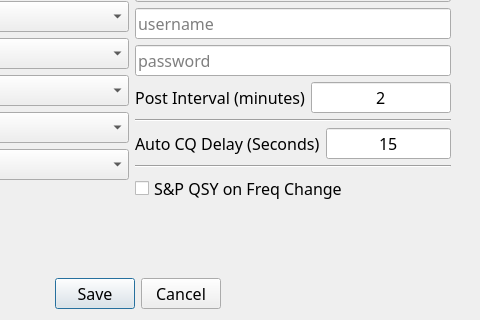
mbridak/not1mm, file not1mm/data/configuration.ui: the form before one commit; both pictures show x 204 to 684 and y 179 to 499 of the 684 by 499 pixel window.
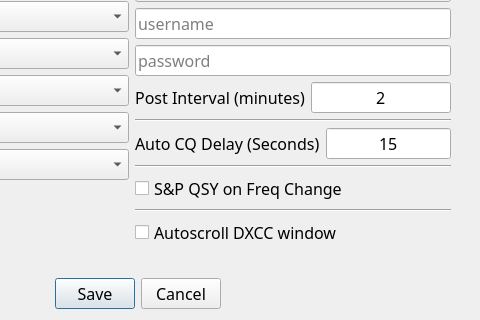
The form after the commit. The open tabs and pages were chosen to show the change.

Commit message: Add autoscroll option to DXCC window in settings dialog

```diff
--- a/not1mm/data/configuration.ui
+++ b/not1mm/data/configuration.ui
@@ -1746,7 +1746,7 @@
          <x>5</x>
          <y>25</y>
          <width>639</width>
-         <height>376</height>
+         <height>378</height>
         </rect>
        </property>
        <layout class="QGridLayout" name="gridLayout_10" columnstretch="1,1">
@@ -2433,6 +2433,20 @@
             </property>
            </widget>
           </item>
+          <item>
+           <widget class="Line" name="line_4">
+            <property name="orientation">
+             <enum>Qt::Horizontal</enum>
+            </property>
+           </widget>
+          </item>
+          <item>
+           <widget class="QCheckBox" name="autoscroll_dxcc_window">
+            <property name="text">
+             <string>Autoscroll DXCC window</string>
+            </property>
+           </widget>
+          </item>
           <item>
            <spacer name="verticalSpacer_8">
             <property name="orientation">
```
The commit also changes 1 other file.
